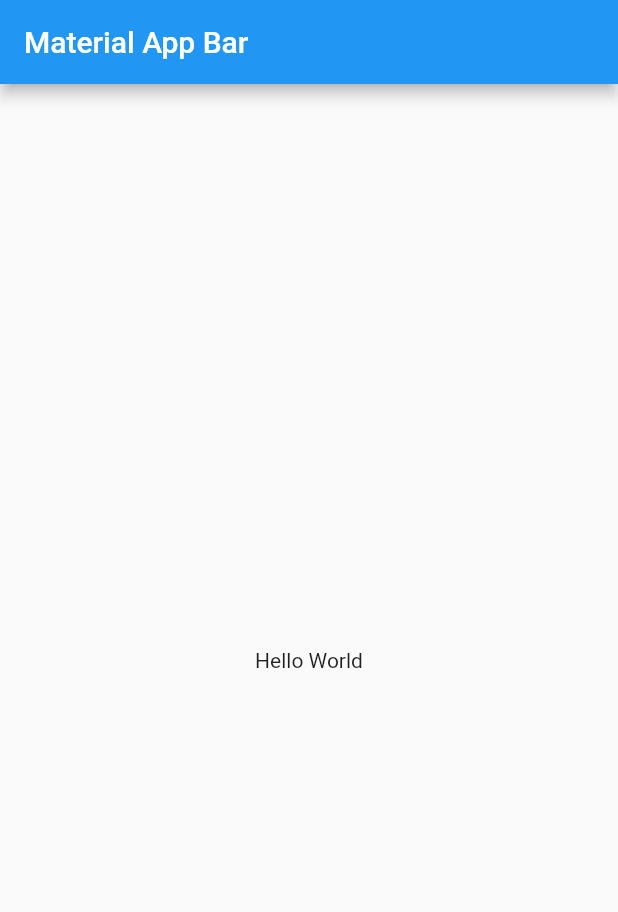
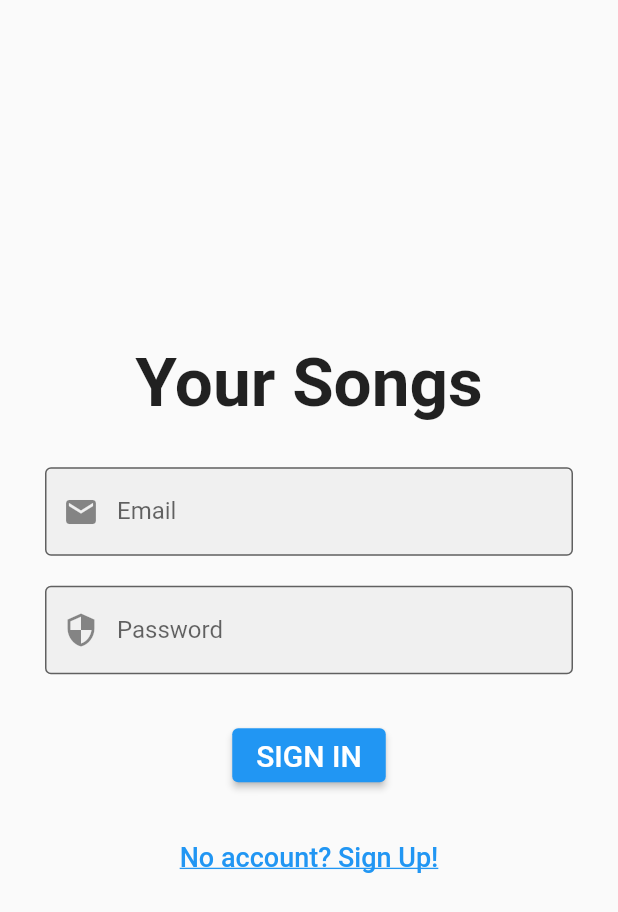
Before and after one commit to poseidonKey/my_karaoke_fb, a Flutter app: the screen it shows after launch, on a phone screen of 412 x 824 dp. Shown: the top 912 px of the screen. Run offline on Flutter 3.47's test engine with Material 2 defaults, Android fonts, the phone set to English and light mode, and no system bars; our stand-ins replace cloud_firestore, equatable, firebase_auth, firebase_core; accounts and stored records are empty.

Commit message:
4th -signIn, signUp

```diff
--- a/lib/main.dart
+++ b/lib/main.dart
@@ -1,5 +1,11 @@
 import 'package:flutter/material.dart';
 import 'package:firebase_core/firebase_core.dart';
+import 'package:firebase_auth/firebase_auth.dart' as firebaseAuth;
+import 'package:my_karaoke_fb/pages/home_page.dart';
+import 'package:my_karaoke_fb/pages/signin_page.dart';
+import 'package:my_karaoke_fb/pages/signup_page.dart';
+import 'package:my_karaoke_fb/providers/auth_provider.dart';
+import 'package:provider/provider.dart';
 
 void main() async {
   WidgetsFlutterBinding.ensureInitialized();
@@ -8,19 +14,39 @@ void main() async {
 }
 
 class MyApp extends StatelessWidget {
+  Widget isAuthenticated(BuildContext context) {
+    if (context.watch<firebaseAuth.User>() != null) {
+      return HomePage();
+    }
+    return SigninPage();
+  }
+
   @override
   Widget build(BuildContext context) {
-    return MaterialApp(
-      title: 'Material App',
-      home: Scaffold(
-        appBar: AppBar(
-          title: Text('Material App Bar'),
+    return MultiProvider(
+      providers: [
+        StreamProvider<firebaseAuth.User>.value(
+          value: firebaseAuth.FirebaseAuth.instance.authStateChanges(),
         ),
-        body: Center(
-          child: Container(
-            child: Text('Hello World'),
-          ),
+        ChangeNotifierProvider<AuthProvider>(
+          create: (context) => AuthProvider(),
         ),
+      ],
+      child: MaterialApp(
+        title: 'Song_jsy',
+        debugShowCheckedModeBanner: false,
+        theme: ThemeData(
+          primarySwatch: Colors.blue,
+          visualDensity: VisualDensity.adaptivePlatformDensity,
+        ),
+        home: Builder(
+          builder: (context) => isAuthenticated(context),
+        ),
+        routes: {
+          SigninPage.routeName: (context) => SigninPage(),
+          SignupPage.routeName: (context) => SignupPage(),
+          // NotesPage.routeName: (context) => NotesPage(),
+        },
       ),
     );
   }
--- /dev/null
+++ b/lib/pages/signin_page.dart
@@ -0,0 +1,144 @@
+import 'package:flutter/material.dart';
+import 'package:my_karaoke_fb/pages/signup_page.dart';
+import 'package:my_karaoke_fb/providers/auth_provider.dart';
+import 'package:my_karaoke_fb/widgets/error_dialog.dart';
+import 'package:provider/provider.dart';
+
+class SigninPage extends StatefulWidget {
+  const SigninPage({Key key}) : super(key: key);
+  static const String routeName = 'signin-page';
+
+  @override
+  _SigninPageState createState() => _SigninPageState();
+}
+
+class _SigninPageState extends State<SigninPage> {
+  final _fKey = GlobalKey<FormState>();
+  AutovalidateMode autovalidateMode = AutovalidateMode.disabled;
+  String _email, _password;
+  void _submit() async {
+    setState(() {
+      autovalidateMode = AutovalidateMode.always;
+    });
+
+    if (!_fKey.currentState.validate()) return;
+
+    _fKey.currentState.save();
+
+    print('email: $_email, password: $_password');
+
+    try {
+      await context
+          .read<AuthProvider>()
+          .signIn(email: _email, password: _password);
+    } catch (e) {
+      errorDialog(context, e);
+    }
+  }
+
+  @override
+  Widget build(BuildContext context) {
+    final authState = context.watch<AuthProvider>().state;
+    return Scaffold(
+      body: SingleChildScrollView(
+        child: Container(
+          height: MediaQuery.of(context).size.height,
+          child: Column(
+            mainAxisAlignment: MainAxisAlignment.center,
+            crossAxisAlignment: CrossAxisAlignment.center,
+            children: [
+              Text(
+                'Your Songs',
+                style: TextStyle(
+                  fontSize: 45,
+                  fontWeight: FontWeight.bold,
+                ),
+              ),
+              SizedBox(height: 20.0),
+              Form(
+                key: _fKey,
+                autovalidateMode: autovalidateMode,
+                child: Column(
+                  children: [
+                    Padding(
+                      padding: const EdgeInsets.symmetric(
+                        horizontal: 30.0,
+                        vertical: 10.0,
+                      ),
+                      child: TextFormField(
+                        decoration: InputDecoration(
+                          border: OutlineInputBorder(),
+                          filled: true,
+                          labelText: 'Email',
+                          prefixIcon: Icon(Icons.email),
+                        ),
+                        validator: (String val) {
+                          if (!val.trim().contains('@')) {
+                            return 'Invalid email';
+                          }
+                          return null;
+                        },
+                        onSaved: (val) => _email = val,
+                      ),
+                    ),
+                    Padding(
+                      padding: const EdgeInsets.symmetric(
+                        horizontal: 30.0,
+                        vertical: 10.0,
+                      ),
+                      child: TextFormField(
+                        obscureText: true,
+                        decoration: InputDecoration(
+                          border: OutlineInputBorder(),
+                          filled: true,
+                          labelText: 'Password',
+                          prefixIcon: Icon(Icons.security),
+                        ),
+                        validator: (String val) {
+                          if (val.trim().length < 6) {
+                            return 'Password must be at least 6 long';
+                          }
+                          return null;
+                        },
+                        onSaved: (val) => _password = val,
+                      ),
+                    ),
+                    SizedBox(height: 20.0),
+                    ElevatedButton(
+                      onPressed: authState.loading == true ? null : _submit,
+                      child: Text(
+                        'SIGN IN',
+                        style: TextStyle(
+                          fontSize: 20.0,
+                        ),
+                      ),
+                    ),
+                    SizedBox(height: 20.0),
+                    TextButton(
+                      onPressed: authState.loading == true
+                          ? null
+                          : () {
+                              Navigator.pushNamed(
+                                context,
+                                SignupPage.routeName,
+                              );
+                            },
+                      child: Text(
+                        'No account? Sign Up!',
+                        style: TextStyle(
+                          fontSize: 18.0,
+                          color: Colors.blue,
+                          decoration: TextDecoration.underline,
+                        ),
+                      ),
+                    ),
+                  ],
+                ),
+              ),
+            ],
+          ),
+        ),
+      ),
+    );
+  }
+}
```
Also changed, not shown: lib/pages/home_page.dart (added, +23 -0 lines), lib/pages/signup_page.dart (added, +184 -0 lines).
